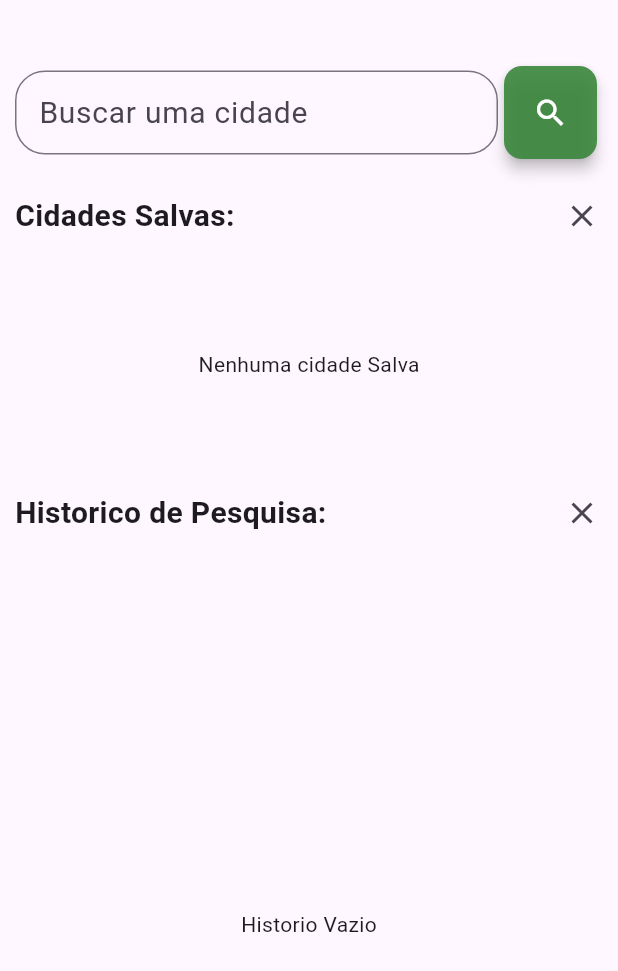
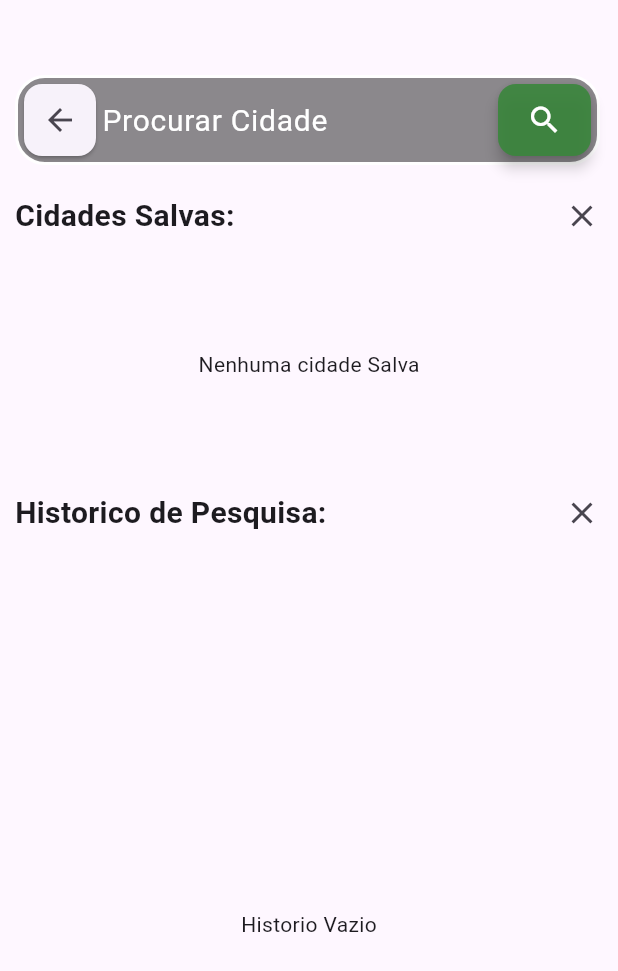
Before and after one commit to Junio-Alves/Flutter-Weather-App, a Flutter app: the SearchPage screen opened by its route, on a phone screen of 412 x 824 dp. Shown: the top 971 px of the screen. Run offline on Flutter 3.47's test engine with Material 3 defaults, Android fonts, the light colour scheme and no system bars; our stand-ins replace geolocator, shared_preferences; accounts and stored records are empty; network calls fail.

Commit message:
alterações no layout dos widgets e remoção da tab_bar

```diff
--- a/lib/pages/home_or_error.dart
+++ b/lib/pages/home_or_error.dart
@@ -2,8 +2,8 @@ import 'package:flutter/material.dart';
 import 'package:weather_app2/data/provider/userData_provider.dart';
 import 'package:weather_app2/data/provider/weather_provider.dart';
 import 'package:provider/provider.dart';
+import 'package:weather_app2/pages/home/weather_page.dart';
 import 'package:weather_app2/pages/loading_page.dart';
-import 'package:weather_app2/pages/tabs_screen.dart';
 
 class HomePage extends StatefulWidget {
   const HomePage({super.key});
@@ -38,9 +38,7 @@ class _HomePageState extends State<HomePage> {
           ? const LoadingPage()
           : provider.error.isNotEmpty
               ? getErrorUI(provider.error)
-              : TabScreen(
-                  weather: provider.weathers.first,
-                ),
+              : WeatherPage(weather: provider.weathers.first),
     );
   }
 
--- a/lib/pages/search_page.dart
+++ b/lib/pages/search_page.dart
@@ -41,14 +41,32 @@ class _SearchPageState extends State<SearchPage> {
           mainAxisAlignment: MainAxisAlignment.start,
           children: [
             const SizedBox(
-              height: 30,
+              height: 40,
             ),
             //Formulario
             Padding(
               padding: const EdgeInsets.all(10.0),
               child: Row(
-                mainAxisSize: MainAxisSize.min,
                 children: [
+                  Container(
+                    height: 60,
+                    width: 390,
+                    decoration: BoxDecoration(
+                      border: Border.all(color: Colors.white, width: 2),
+                      color: Colors.black45,
+                      borderRadius: BorderRadius.circular(20),
+                    ),
+                    child: Row(
+                      mainAxisAlignment: MainAxisAlignment.spaceBetween,
+                      children: [
+                        Card(
+                          child: IconButton(
+                            onPressed: () {
+                              Navigator.pop(context);
+                            },
+                            icon: const Icon(Icons.arrow_back),
+                          ),
+                        ),
                         Expanded(
                           child: Form(
                             key: _formKey,
@@ -60,18 +78,18 @@ class _SearchPageState extends State<SearchPage> {
                                 }
                                 return null;
                               },
-                        decoration: InputDecoration(
-                          label: const Row(
+                              decoration: const InputDecoration(
+                                focusColor: Colors.white,
+                                label: Row(
                                   children: [
                                     Text(
-                                "Buscar uma cidade",
-                                style: TextStyle(fontSize: 20),
+                                      "Procurar Cidade",
+                                      style: TextStyle(
+                                          fontSize: 20, color: Colors.white),
                                     ),
                                   ],
                                 ),
-                          border: OutlineInputBorder(
-                            borderRadius: BorderRadius.circular(20),
-                          ),
+                                border: InputBorder.none,
                               ),
                             ),
                           ),
@@ -100,6 +118,9 @@ class _SearchPageState extends State<SearchPage> {
                             ),
                           ),
                         )
+                      ],
+                    ),
+                  ),
                 ],
               ),
             ),
```
Also changed, not shown: lib/pages/home/weather_page.dart (+49 -8 lines), lib/pages/option/option_page.dart (+6 -3 lines). Lines whose indentation alone changed are shown as unchanged.
